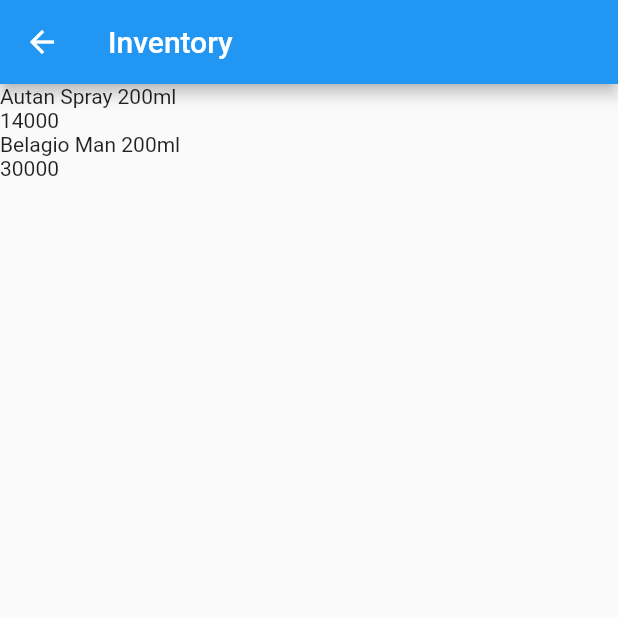
After one commit to tegalan/kashh, a Flutter app: the screen it shows after launch, after a tap on the "add" icon, on a phone screen of 412 x 824 dp, the top half of it. The commit adds this screen. Run offline on Flutter 3.47's test engine with Material 2 defaults, Android fonts, the phone set to English and light mode, and no system bars.

Commit message:
Add inventory screen & model

```diff
--- a/lib/main.dart
+++ b/lib/main.dart
@@ -1,10 +1,11 @@
 import 'package:flutter/material.dart';
 import 'package:kashh/models/cart.dart';
+import 'package:kashh/models/inventory.dart';
 import 'package:kashh/routes.dart';
 import 'package:provider/provider.dart';
 
 void main() => runApp(MultiProvider(
-      providers: [ChangeNotifierProvider(create: (context) => CartModel())],
+      providers: [ChangeNotifierProvider(create: (context) => CartModel()), ChangeNotifierProvider(create: (context) => InventoryModel())],
       child: KashApp(),
     ));
 
--- /dev/null
+++ b/lib/models/inventory.dart
@@ -0,0 +1,16 @@
+import 'package:flutter/material.dart';
+import 'package:kashh/enitity/product.dart';
+
+class InventoryModel extends ChangeNotifier {
+  final List<Product> products = dummyInventory;
+
+  Product get(int pos) {
+    return products[pos];
+  }
+
+}
+
+List<Product> get dummyInventory => [
+  Product("Autan Spray 200ml", 14000),
+  Product("Belagio Man 200ml", 30000)
+];
--- a/lib/routes.dart
+++ b/lib/routes.dart
@@ -1,7 +1,8 @@
-
 import 'package:flutter/widgets.dart';
 import 'package:kashh/screens/home/home.dart';
+import 'package:kashh/screens/inventory/inventory.dart';
 
-final Map<String, WidgetBuilder> routes = <String, WidgetBuilder> {
-  HomeScreen.routeName : (BuildContext context) => HomeScreen(),
+final Map<String, WidgetBuilder> routes = <String, WidgetBuilder>{
+  HomeScreen.routeName: (BuildContext context) => HomeScreen(),
+  InventoryScreen.routeName: (BuildContext context) => InventoryScreen()
 };
--- a/lib/screens/home/home.dart
+++ b/lib/screens/home/home.dart
@@ -2,6 +2,7 @@ import 'package:flutter/material.dart';
 import 'package:kashh/enitity/product.dart';
 import 'package:kashh/helpers/format.dart';
 import 'package:kashh/models/cart.dart';
+import 'package:kashh/screens/inventory/inventory.dart';
 import 'package:provider/provider.dart';
 
 class HomeScreen extends StatelessWidget {
@@ -10,9 +11,12 @@ class HomeScreen extends StatelessWidget {
   @override
   Widget build(BuildContext context) {
     return Scaffold(
-        // appBar: AppBar(
-        //   title: Text('Kashh - Cashier'),
-        // ),
+        floatingActionButton: FloatingActionButton(
+          onPressed: () {
+            Navigator.pushNamed(context, InventoryScreen.routeName);
+          },
+          child: Icon(Icons.add),
+        ),
         body: Container(
           padding: EdgeInsets.only(top: 50.0),
           decoration: BoxDecoration(color: Colors.blue[400]),
--- /dev/null
+++ b/lib/screens/inventory/inventory.dart
@@ -0,0 +1,43 @@
+import 'package:flutter/material.dart';
+import 'package:kashh/enitity/product.dart';
+import 'package:kashh/models/inventory.dart';
+import 'package:provider/provider.dart';
+
+class InventoryScreen extends StatelessWidget {
+  static const String routeName = '/inventory';
+
+  @override
+  Widget build(BuildContext context) {
+    return Scaffold(
+      appBar: AppBar(
+        title: Text('Inventory'),
+      ),
+      body: ListView(
+          children: Provider.of<InventoryModel>(context, listen: true)
+              .products
+              .map((product) => InventoryItemWidget(product))
+              .toList()),
+    );
+  }
+}
+
+class InventoryItemWidget extends StatelessWidget {
+  final Product product;
+
+  InventoryItemWidget(this.product);
+
+  @override
+  Widget build(BuildContext context) {
+    return Container(
+      child: Row(children: <Widget>[
+        Column(
+          crossAxisAlignment: CrossAxisAlignment.start,
+          children: <Widget>[
+          Text(product.name),
+          Text('${product.price}')
+        ],)
+      ],),
+    );
+  }
+
+}
```
Lines whose indentation alone changed are shown as unchanged.
